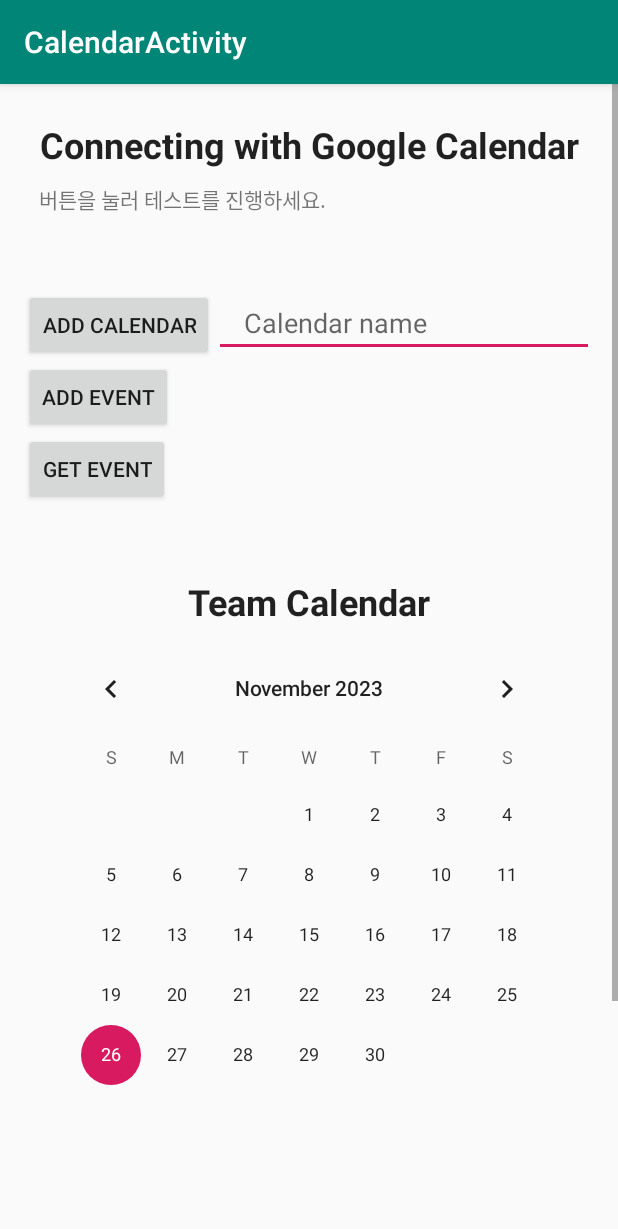
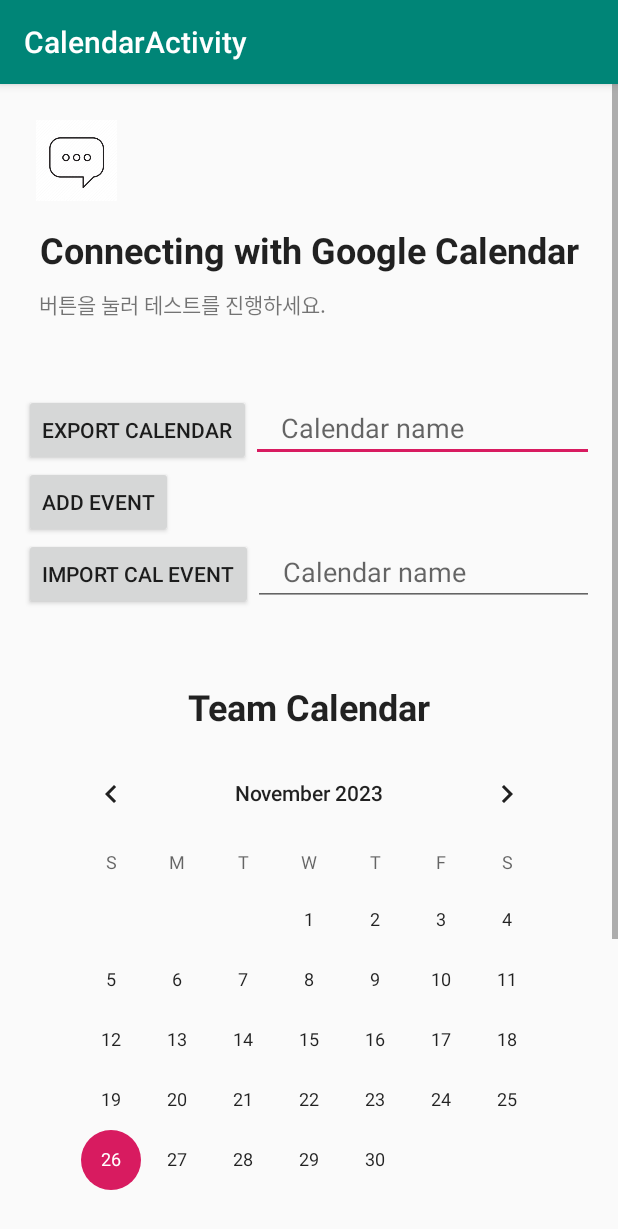
Before and after one commit to Shaangjin/timNtims, an Android app: the CalendarActivity screen opened directly, with no data from a screen before it, on a phone screen of 412 x 824 dp. Shown: the top 1229 px of the screen. Run offline under Robolectric (Android 15) with nearby library versions, the phone set to English and light mode, and no system bars; libraries missing offline, so code that uses them is left out: com.google.api.client, com.google.api.services, pub.devrel.easypermissions; 1 statement that could not run was skipped.

Commit message:
all merged

```diff
--- a/app/src/main/java/seoultech/itm/timntims/MainActivity3.kt
+++ b/app/src/main/java/seoultech/itm/timntims/MainActivity3.kt
@@ -80,6 +80,12 @@
             val intent = Intent(this, MainActivity4::class.java)
             // Start MainActivity4 and expect a result back
             startForResult.launch(intent)
+        }
+
+        binding.btnCalendar.setOnClickListener{
+            val intent = Intent(this, CalendarActivity::class.java)
+            startForResult.launch(intent)
+
         }
 
         // Send button click listener
--- a/app/src/main/res/layout/activity_calendar.xml
+++ b/app/src/main/res/layout/activity_calendar.xml
@@ -17,6 +17,16 @@
     android:paddingTop="16dp"
     android:orientation="vertical"
     tools:context=".CalendarActivity">
+
+    <ImageButton
+        android:id="@+id/btn_chatroom"
+        android:layout_width="70dp"
+        android:layout_height="70dp"
+        android:background="?attr/selectableItemBackgroundBorderless"
+        android:padding="8dp"
+        android:scaleType="fitCenter"
+        android:src="@drawable/chatroomicon"
+        android:layout_gravity="left"/>
 
     <TextView
         android:id="@+id/function_name"
@@ -71,7 +81,7 @@
         android:layout_height="wrap_content"
         android:layout_centerHorizontal="true"
         android:layout_centerVertical="true"
-        android:text="Add Calendar"
+        android:text="Export Calendar"
         />
 
     <EditText
@@ -94,6 +104,9 @@
         android:layout_centerVertical="true"
         android:text="Add Event" />
 
+    <LinearLayout
+        android:layout_width="match_parent"
+        android:layout_height="wrap_content">
 
     <Button
         android:id="@+id/button_main_get_event"
@@ -101,7 +114,17 @@
         android:layout_height="wrap_content"
         android:layout_centerHorizontal="true"
         android:layout_centerVertical="true"
-        android:text="Get Event" />
+        android:text="Import Cal Event" />
+
+    <EditText
+        android:paddingLeft="20dp"
+        android:layout_width="wrap_content"
+        android:layout_height="wrap_content"
+        android:id="@+id/editext_get_calendar"
+        android:hint="Calendar name"
+        android:layout_weight="2"/>
+
+    </LinearLayout>
 
     <androidx.constraintlayout.widget.ConstraintLayout xmlns:android="http://schemas.android.com/apk/res/android"
         xmlns:app="http://schemas.android.com/apk/res-auto"
--- a/build.gradle.kts
+++ b/build.gradle.kts
@@ -6,7 +6,7 @@
 
 // Top-level build file where you can add configuration options common to all sub-projects/modules.
 plugins {
-    id("com.android.application") version "8.1.1" apply false
+    id("com.android.application") version "8.1.3" apply false
     id("org.jetbrains.kotlin.android") version "1.9.0" apply false
     id("com.google.gms.google-services") version "4.4.0" apply false
 }
```
Also changed, not shown: app/src/main/java/seoultech/itm/timntims/CalendarActivity.kt (+32 -19 lines), app/src/main/res/layout/activity_main3.xml (+15 -1 lines), app/src/main/res/drawable/calicon.jpeg (added), app/src/main/res/drawable/chatroomicon.jpeg (added), 5 other files.
